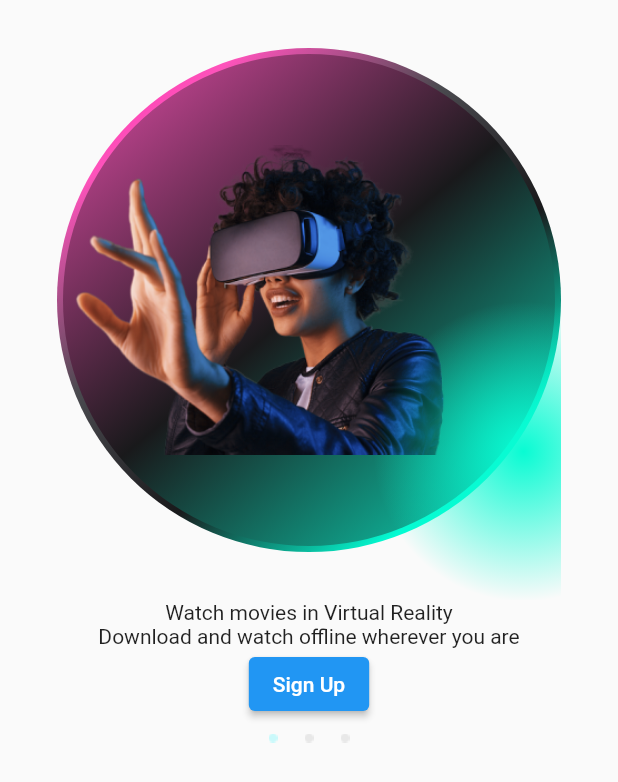
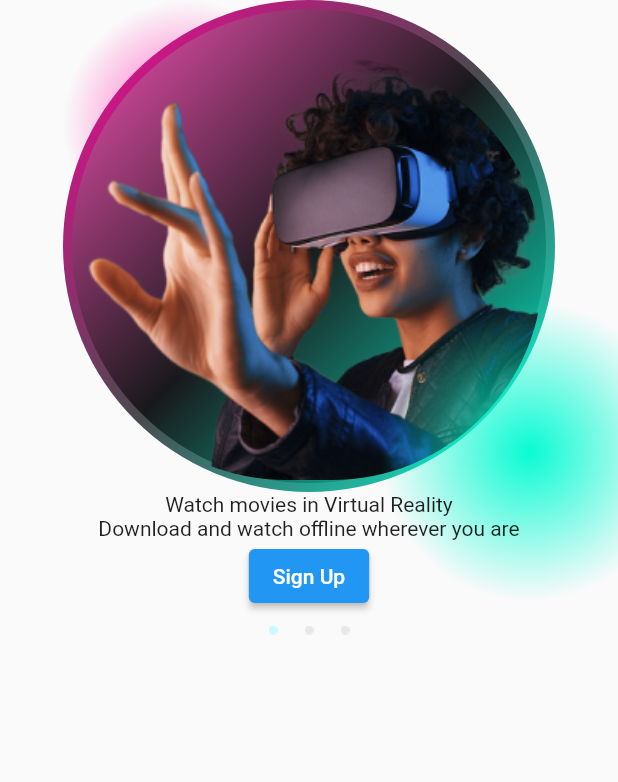
Before and after one commit to jgarzon26/vr_movie_neon, a Flutter app: the screen it shows after launch, on a phone screen of 412 x 824 dp. Shown: the top 782 px of the screen. Run offline on Flutter 3.47's test engine with Material 2 defaults, Android fonts, the light colour scheme and no system bars.

Commit message:
Dseigning Avatar

```diff
--- a/lib/homepage/homepage.dart
+++ b/lib/homepage/homepage.dart
@@ -12,10 +12,11 @@ class HomePage extends StatelessWidget {
         child: Column(
           children: [
             Stack(
+              clipBehavior: Clip.none,
               children: [
                 Positioned(
-                  left: 6,
-                  top: 83,
+                  left: 0,
+                  top: 0,
                   child: Container(
                     height: 166,
                     width: 166,
@@ -37,29 +38,30 @@ class HomePage extends StatelessWidget {
                   ),
                 ),
                 Container(
-                  height: 400,
+                  width: 328,
+                  height: 328,
                   decoration: BoxDecoration(
                     shape: BoxShape.circle,
                     gradient: LinearGradient(
                       colors: [
                         HSLColor.fromColor(Color.fromRGBO(254, 83, 187, 1)).withLightness(0.5).toColor(),
-                        Color.fromRGBO(254, 83, 187, 1),
+                        //Color.fromRGBO(254, 83, 187, 1),
                         HSLColor.fromColor(Color.fromRGBO(25, 25, 27, 1),).withLightness(0.3).toColor(),
-                        Color.fromRGBO(25, 25, 27, 1),
+                        //Color.fromRGBO(25, 25, 27, 1),
                         HSLColor.fromColor(Color.fromRGBO(9, 251, 211, 1)).withLightness(0.5).toColor(),
-                        Color.fromRGBO(9, 251, 211, 1),
+                        //Color.fromRGBO(9, 251, 211, 1),
                       ],
                       begin: Alignment.topLeft,
                       end: Alignment.bottomRight,
                     ),
                     border: Border.all(
                       color: Colors.transparent,
-                      width: 2,
                     ),
                   ),
                   child: Padding(
-                    padding: const EdgeInsets.all(2.0),
+                    padding: const EdgeInsets.all(5.0),
                     child: Container(
+                      padding: EdgeInsets.only(top: 30,),
                       width: 328,
                       height: 328,
                       decoration: BoxDecoration(
@@ -78,10 +80,14 @@ class HomePage extends StatelessWidget {
                           width: 2,
                         ),
                       ),
-                      child: Image.asset(
-                        'lib/homepage/assets/vr_guy.png',
-                        width: 436.08,
-                        height: 278,
+                      child: ClipRRect(
+                        borderRadius: BorderRadius.circular(200),
+                        clipBehavior: Clip.antiAlias,
+                        child: Image.asset(
+                          'lib/homepage/assets/vr_guy.png',
+                          alignment: Alignment.centerLeft,
+                          fit: BoxFit.fitHeight,
+                        ),
                       ),
                     ),
                   ),
```
